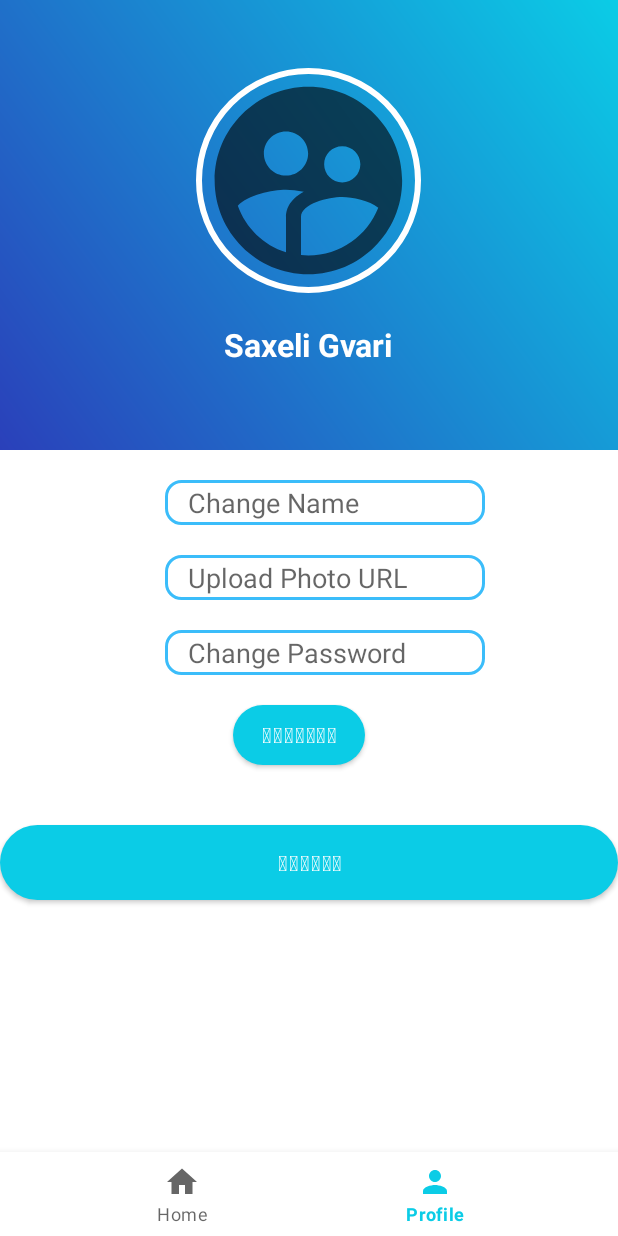
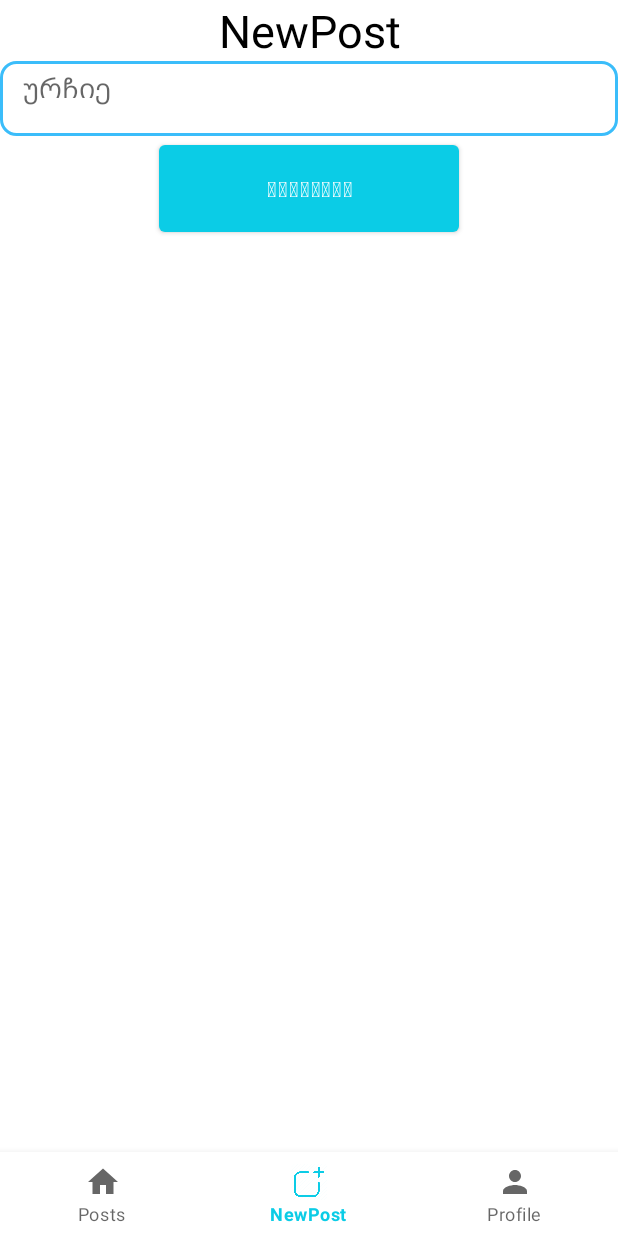
Before and after one commit to Tornike222/Finals, an Android app: the MainActivity2 screen opened directly, with no data from a screen before it, item 2 of the bottom bar chosen, on a phone screen of 412 x 824 dp. Run offline under Robolectric (Android 15) with nearby library versions, the phone set to English and light mode, and no system bars; our stand-ins replace Firebase (no records; nobody signed in at launch, a user with empty details on screens opened directly), navigation-ui; pictures from the network do not load.

Commit message:
davamate Post Send Button da mesame navFragmentShi da mivabi firebases

```diff
--- a/app/build.gradle
+++ b/app/build.gradle
@@ -34,6 +34,9 @@ android {
     kotlinOptions {
         jvmTarget = '1.8'
     }
+    buildFeatures {
+        viewBinding true
+    }
 }
 
 dependencies {
--- a/app/src/main/java/com/example/afinal/MainActivity2.kt
+++ b/app/src/main/java/com/example/afinal/MainActivity2.kt
@@ -20,7 +20,8 @@ class MainActivity2 : AppCompatActivity() {
         val appBarConfiguration = AppBarConfiguration(
             setOf(
                 R.id.homeFragment,
-                R.id.profileFragment
+                R.id.profileFragment,
+                R.id.newpostFragment
                 )
         )
 
--- /dev/null
+++ b/app/src/main/java/com/example/afinal/NavFragments/NewpostFragment.kt
@@ -0,0 +1,73 @@
+package com.example.afinal.NavFragments
+
+import android.os.Bundle
+import androidx.fragment.app.Fragment
+import android.view.LayoutInflater
+import android.view.View
+import android.view.ViewGroup
+import android.widget.Button
+import android.widget.EditText
+import com.example.afinal.R
+import com.example.afinal.databinding.FragmentNewpostBinding
+import com.example.afinal.databinding.FragmentProfileBinding
+import com.google.firebase.auth.FirebaseAuth
+import com.google.firebase.database.FirebaseDatabase
+import android.util.Log
+import android.widget.Toast
+
+import com.google.firebase.database.DataSnapshot
+
+import com.google.android.gms.tasks.Task
+
+import androidx.annotation.NonNull
+import com.bumptech.glide.Glide
+import com.example.afinal.UserInfo
+import com.google.firebase.database.DatabaseError
+import com.google.firebase.database.ValueEventListener
+
+
+class NewpostFragment : Fragment() {
+    private lateinit var editTextNewPost: EditText
+    private lateinit var buttonPost: Button
+    private val auth = FirebaseAuth.getInstance()
+    private val data = FirebaseDatabase.getInstance().getReference("Posts")
+    private val dataa = FirebaseDatabase.getInstance().getReference("UserInfo")
+
+    private var _binding: FragmentNewpostBinding? = null
+    private val binding get() = _binding!!
+
+    override fun onCreateView(
+        inflater: LayoutInflater,
+        container: ViewGroup?,
+        savedInstanceState: Bundle?
+    ): View? {
+        _binding = FragmentNewpostBinding.inflate(inflater, container, false)
+        val view = binding.root
+        init()
+        newpost()
+        return view
+    }
+    private fun init(){
+        editTextNewPost = binding.editTextNewPost
+        buttonPost = binding.buttonPost
+    }
+
+    private fun newpost() {
+        var id = 1
+        buttonPost.setOnClickListener() {
+            dataa.child(auth.currentUser?.uid!!).get().addOnSuccessListener {
+                if (it.exists()) {
+                    val imageUrl = it.child("photoUrl").value
+                    val postText = editTextNewPost.text.toString()
+                    if (postText.isNotEmpty()) {
+                        data.child(id.toString()).child("title").setValue(postText)
+                        data.child(id.toString()).child("imageUrl").setValue(imageUrl.toString())
+                        id += 1
+                        Toast.makeText(activity, "პოსტი განთავსდა", Toast.LENGTH_LONG).show()
+                    }
+                }
+            }
+        }
+    }
+
+}
--- a/app/src/main/java/com/example/afinal/RecyclerViewPersonAdapter.kt
+++ b/app/src/main/java/com/example/afinal/RecyclerViewPersonAdapter.kt
@@ -10,7 +10,8 @@ import com.bumptech.glide.Glide
 import com.example.afinal.Posts
 import com.example.afinal.R
 
-class RecyclerViewPersonAdapter(private val list: List<Posts>) : RecyclerView.Adapter<RecyclerViewPersonAdapter.PersonViewHolder>() {
+class RecyclerViewPersonAdapter(private val list: List<Posts>) :
+    RecyclerView.Adapter<RecyclerViewPersonAdapter.PersonViewHolder>() {
     class PersonViewHolder(itemView: View) : RecyclerView.ViewHolder(itemView){
         val imageView: ImageView
 
@@ -25,7 +26,6 @@ class RecyclerViewPersonAdapter(private val list: List<Posts>) : RecyclerView.Ad
                 .load(posts.imageUrl)
                 .into(imageView)
             textView.text = posts.title
-
         }
 
     }
--- /dev/null
+++ b/app/src/main/res/layout/fragment_newpost.xml
@@ -0,0 +1,41 @@
+<?xml version="1.0" encoding="utf-8"?>
+<LinearLayout xmlns:android="http://schemas.android.com/apk/res/android"
+    xmlns:tools="http://schemas.android.com/tools"
+    android:layout_width="match_parent"
+    android:layout_height="match_parent"
+    android:background="@color/white"
+    android:orientation="vertical"
+    tools:context=".NavFragments.NewpostFragment">
+
+    <!-- TODO: Update blank fragment layout -->
+
+
+    <TextView
+        android:id="@+id/textView3"
+        android:layout_width="match_parent"
+        android:layout_height="wrap_content"
+        android:text="NewPost"
+        android:textColor="@color/black"
+        android:textAlignment="center"
+        android:textSize="30sp"/>
+
+    <EditText
+        android:id="@+id/editTextNewPost"
+        android:layout_width="match_parent"
+        android:layout_height="50dp"
+        android:ems="10"
+        android:inputType="textPersonName"
+        android:background="@drawable/rounded_border"
+        android:hint="ურჩიე"
+        android:paddingStart="15dp"
+        android:paddingTop="5dp"
+        android:gravity="left"/>
+
+    <Button
+        android:id="@+id/buttonPost"
+        android:layout_width="200dp"
+        android:layout_height="70dp"
+        android:text="დაპოსტვა"
+        android:layout_gravity="center"/>
+
+</LinearLayout>
--- a/app/src/main/res/menu/bottom_nav_menu.xml
+++ b/app/src/main/res/menu/bottom_nav_menu.xml
@@ -3,7 +3,11 @@
     <item
         android:id="@+id/homeFragment"
         android:icon="@drawable/ic_baseline_home_24"
-        android:title="Home"/>
+        android:title="Posts"/>
+    <item
+        android:id="@+id/newpostFragment"
+        android:icon="@drawable/newpost_icon"
+        android:title="NewPost"/>
     <item
         android:id="@+id/profileFragment"
         android:icon="@drawable/ic_baseline_person_24"
--- a/app/src/main/res/navigation/nav_graph2.xml
+++ b/app/src/main/res/navigation/nav_graph2.xml
@@ -12,9 +12,15 @@
         tools:layout="@layout/fragment_home">
     </fragment>
     <fragment
+        android:id="@+id/newpostFragment"
+        android:name="com.example.afinal.NavFragments.NewpostFragment"
+        android:label="fragment_newpost"
+        tools:layout="@layout/fragment_newpost" />
+    <fragment
         android:id="@+id/profileFragment"
         android:name="com.example.afinal.NavFragments.ProfileFragment"
         android:label="ProfileFragment"
         tools:layout="@layout/fragment_profile">
     </fragment>
+
 </navigation>
--- a/app/src/main/res/values-night/themes.xml
+++ b/app/src/main/res/values-night/themes.xml
@@ -13,4 +13,8 @@
         <item name="android:statusBarColor" tools:targetApi="l">?attr/colorPrimaryVariant</item>
         <!-- Customize your theme here. -->
     </style>
+    <style name="ThemeOverlay.Final.FullscreenContainer" parent="">
+        <item name="fullscreenBackgroundColor">@color/light_blue_900</item>
+        <item name="fullscreenTextColor">@color/light_blue_A400</item>
+    </style>
 </resources>
--- /dev/null
+++ b/app/src/main/res/values/attrs.xml
@@ -0,0 +1,6 @@
+<resources>
+    <declare-styleable name="FullscreenAttrs">
+        <attr name="fullscreenBackgroundColor" format="color" />
+        <attr name="fullscreenTextColor" format="color" />
+    </declare-styleable>
+</resources>
--- a/app/src/main/res/values/colors.xml
+++ b/app/src/main/res/values/colors.xml
@@ -9,4 +9,9 @@
     <color name="white">#FFFFFFFF</color>
     <color name="startblue">#2A40BA</color>
     <color name="endblue">#0bcce6</color>
+    <color name="light_blue_600">#FF039BE5</color>
+    <color name="light_blue_900">#FF01579B</color>
+    <color name="light_blue_A200">#FF40C4FF</color>
+    <color name="light_blue_A400">#FF00B0FF</color>
+    <color name="black_overlay">#66000000</color>
 </resources>
--- a/app/src/main/res/values/strings.xml
+++ b/app/src/main/res/values/strings.xml
@@ -2,4 +2,6 @@
     <string name="app_name">Final</string>
     <!-- TODO: Remove or change this placeholder text -->
     <string name="hello_blank_fragment">Hello blank fragment</string>
+    <string name="dummy_button">Dummy Button</string>
+    <string name="dummy_content">DUMMY\nCONTENT</string>
 </resources>
--- /dev/null
+++ b/app/src/main/res/values/styles.xml
@@ -0,0 +1,6 @@
+<resources>
+    <style name="Widget.Theme.Final.ButtonBar.Fullscreen" parent="">
+        <item name="android:background">@color/black_overlay</item>
+        <item name="android:buttonBarStyle">?android:attr/buttonBarStyle</item>
+    </style>
+</resources>
--- a/app/src/main/res/values/themes.xml
+++ b/app/src/main/res/values/themes.xml
@@ -13,5 +13,9 @@
         <item name="android:statusBarColor" tools:targetApi="l">?attr/colorPrimaryVariant</item>
         <!-- Customize your theme here. -->
     </style>
+    <style name="ThemeOverlay.Final.FullscreenContainer" parent="">
+        <item name="fullscreenBackgroundColor">@color/light_blue_600</item>
+        <item name="fullscreenTextColor">@color/light_blue_A200</item>
+    </style>
 
 </resources>
```
Also changed, not shown: app/src/main/java/com/example/afinal/NavFragments/HomeFragment.kt (+29 -22 lines), app/src/main/res/drawable/ic_baseline_post_add_24.xml (added, +22 -0 lines), app/src/main/res/drawable/menu/bottom_nav.xml (deleted, +0 -9 lines), app/src/main/res/drawable/img.png (deleted), app/src/main/res/drawable/newpost_icon.png (added).
